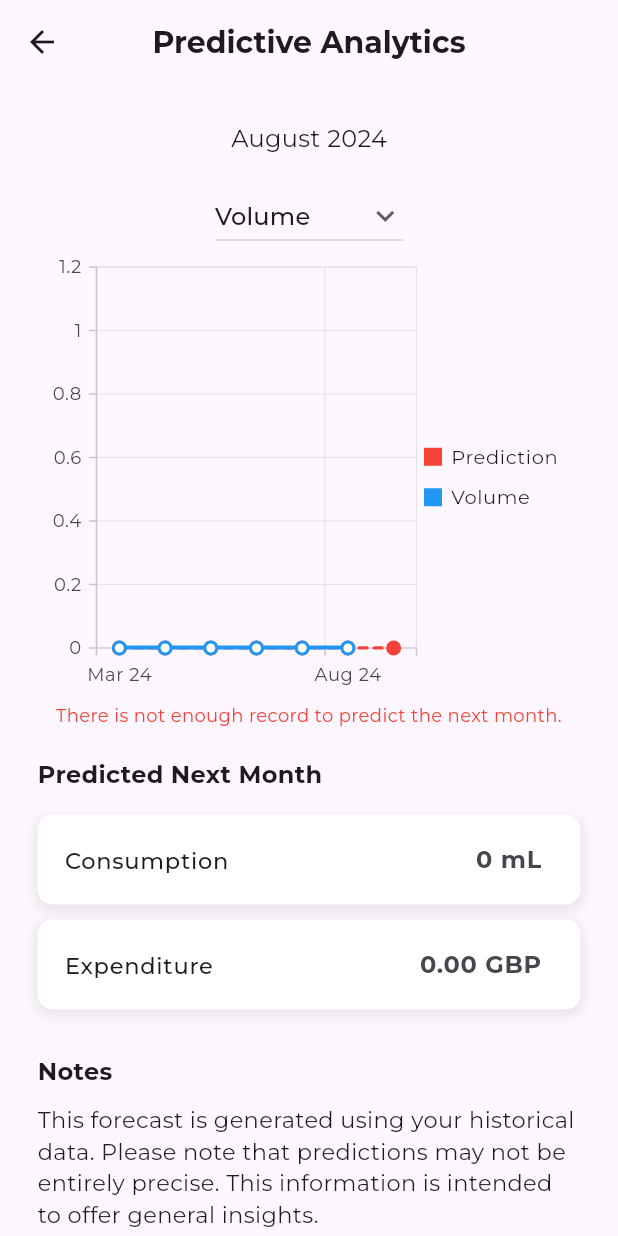
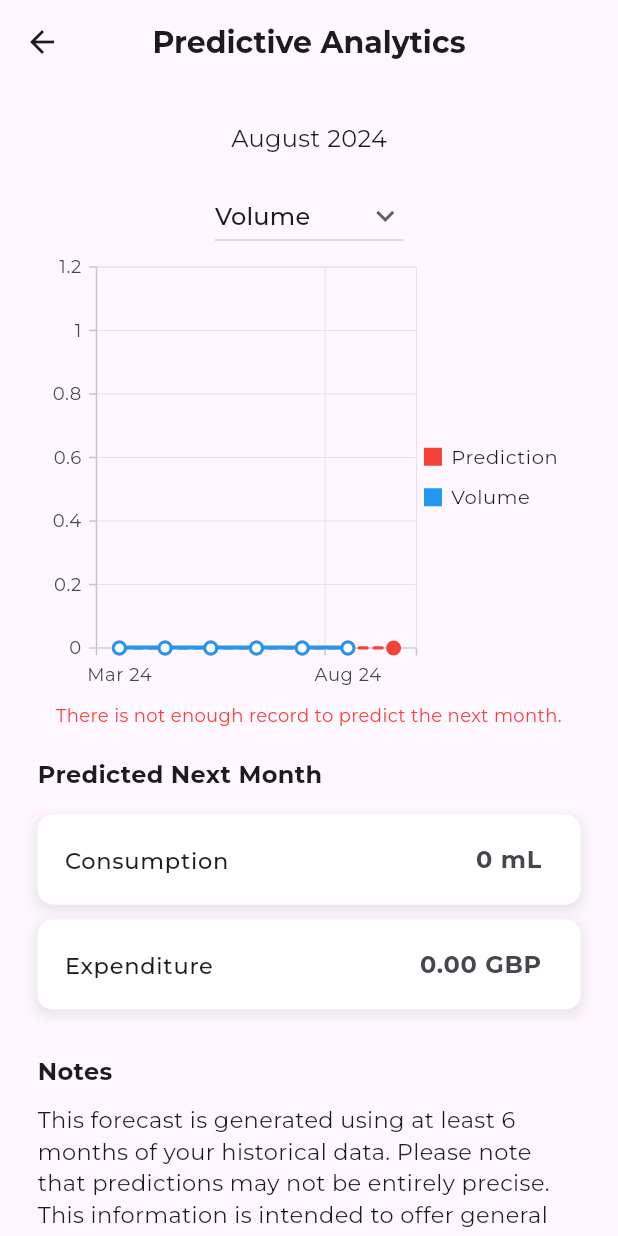
Before and after one commit to KittinatAna/coffeetracker, a Flutter app: the PredictiveAnalytics screen opened directly, on a phone screen of 412 x 824 dp. Run offline on Flutter 3.47's test engine with Material 3 defaults, Android fonts, the phone set to English and light mode, and no system bars; our stand-ins replace cloud_firestore, csv, device_info_plus, firebase_core, fl_chart, geocoding and 11 more; missing offline and left inert: google_mlkit_text_recognition; accounts and stored records are empty.

Commit message:
05082024_1508 Updated predictive_analytics.dart

```diff
--- a/coffeetracker/lib/screens/stats/predictive_analytics.dart
+++ b/coffeetracker/lib/screens/stats/predictive_analytics.dart
@@ -443,7 +443,7 @@ class _PredictiveAnalyticsState extends State<PredictiveAnalytics> {
         ),
         const SizedBox(height: 10),
         Text(
-          'This forecast is generated using your historical data. Please note that predictions may not be entirely precise. This information is intended to offer general insights.',
+          'This forecast is generated using at least 6 months of your historical data. Please note that predictions may not be entirely precise. This information is intended to offer general insights.',
           style: GoogleFonts.montserrat(fontSize: 15),
         ),
       ],
```
